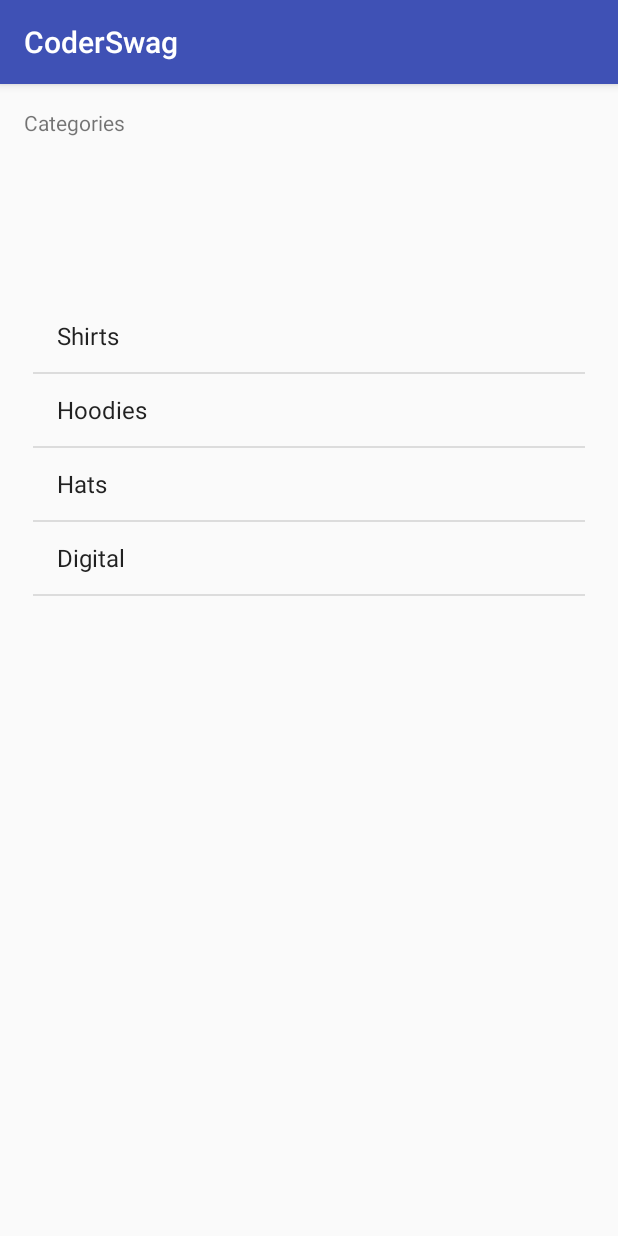
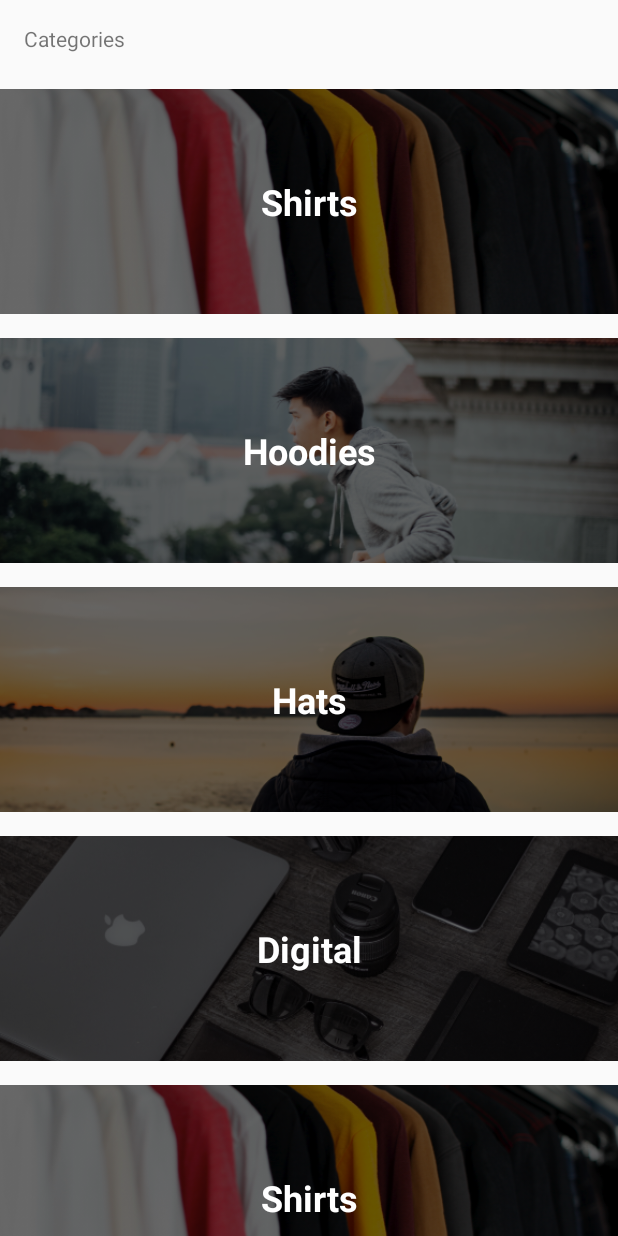
Before and after one commit to lutialberto/coderSwag, an Android app: the screen it shows after launch (MainActivity), on a phone screen of 412 x 824 dp. Run offline under Robolectric (Android 15) with nearby library versions, the phone set to English and light mode, and no system bars.

```diff
--- /dev/null
+++ b/app/src/main/java/com/example/betom/coderswag/adapters/CategoryAdapter.kt
@@ -0,0 +1,47 @@
+package com.example.betom.coderswag.adapters
+
+import android.content.Context
+import android.view.LayoutInflater
+import android.view.View
+import android.view.ViewGroup
+import android.widget.BaseAdapter
+import android.widget.ImageView
+import android.widget.TextView
+import com.example.betom.coderswag.R
+import com.example.betom.coderswag.model.Category
+
+class CategoryAdapter(context : Context, categories : List<Category>) : BaseAdapter() {
+
+    val context=context
+    val categories=categories
+
+    override fun getView(position: Int, convertView: View?, parent: ViewGroup?): View {
+        val categoryView : View
+
+        categoryView = LayoutInflater.from(context).inflate(R.layout.category_list_item,null)
+        val categoryImage : ImageView = categoryView.findViewById(R.id.categoryImage)
+        val categoryName : TextView = categoryView.findViewById(R.id.categoryName)
+        println("Heavy Computing")
+
+        val category = categories.get(position)
+
+        val resourceId = context.resources.getIdentifier(category.image,"drawable",context.packageName)
+        categoryImage.setImageResource(resourceId)
+
+        categoryName.text = category.title
+
+        return categoryView
+    }
+
+    override fun getItem(position: Int): Any {
+        return categories.get(position)
+    }
+
+    override fun getItemId(position: Int): Long {
+        return 0
+    }
+
+    override fun getCount(): Int {
+        return categories.count()
+    }
+}
--- a/app/src/main/java/com/example/betom/coderswag/controller/MainActivity.kt
+++ b/app/src/main/java/com/example/betom/coderswag/controller/MainActivity.kt
@@ -4,21 +4,20 @@ import android.support.v7.app.AppCompatActivity
 import android.os.Bundle
 import android.widget.ArrayAdapter
 import com.example.betom.coderswag.R
+import com.example.betom.coderswag.adapters.CategoryAdapter
 import com.example.betom.coderswag.model.Category
 import com.example.betom.coderswag.services.DataService
 import kotlinx.android.synthetic.main.activity_main.*
 
 class MainActivity : AppCompatActivity() {
 
-    lateinit var adapter: ArrayAdapter<Category>
+    lateinit var adapter: CategoryAdapter
 
     override fun onCreate(savedInstanceState: Bundle?) {
         super.onCreate(savedInstanceState)
         setContentView(R.layout.activity_main)
 
-        adapter = ArrayAdapter(this,
-                android.R.layout.simple_list_item_1,
-                DataService.categories)
+        adapter = CategoryAdapter(this,DataService.categories)
         categoryListView.adapter = adapter
     }
 }
--- a/app/src/main/java/com/example/betom/coderswag/services/DataService.kt
+++ b/app/src/main/java/com/example/betom/coderswag/services/DataService.kt
@@ -5,6 +5,14 @@ import com.example.betom.coderswag.model.Product
 
 object DataService {
     val categories = listOf(
+            Category("Shirts","shirtimage"),
+            Category("Hoodies","hoodieimage"),
+            Category("Hats","hatimage"),
+            Category("Digital","digitalgoodsimage"),
+            Category("Shirts","shirtimage"),
+            Category("Hoodies","hoodieimage"),
+            Category("Hats","hatimage"),
+            Category("Digital","digitalgoodsimage"),
             Category("Shirts","shirtimage"),
             Category("Hoodies","hoodieimage"),
             Category("Hats","hatimage"),
--- a/app/src/main/res/layout/activity_main.xml
+++ b/app/src/main/res/layout/activity_main.xml
@@ -18,15 +18,13 @@
 
     <ListView
         android:id="@+id/categoryListView"
-        android:layout_width="368dp"
-        android:layout_height="516dp"
-        android:layout_marginBottom="8dp"
-        android:layout_marginEnd="8dp"
-        android:layout_marginStart="8dp"
-        android:layout_marginTop="8dp"
+        android:layout_width="0dp"
+        android:layout_height="0dp"
+        android:layout_marginTop="16dp"
         app:layout_constraintBottom_toBottomOf="parent"
         app:layout_constraintEnd_toEndOf="parent"
         app:layout_constraintHorizontal_bias="0.5"
         app:layout_constraintStart_toStartOf="parent"
-        app:layout_constraintTop_toBottomOf="@+id/textView" />
+        app:layout_constraintTop_toBottomOf="@+id/textView"
+        android:divider="@null"/>
 </android.support.constraint.ConstraintLayout>
--- a/app/src/main/res/values/styles.xml
+++ b/app/src/main/res/values/styles.xml
@@ -1,7 +1,7 @@
 <resources>
 
     <!-- Base application theme. -->
-    <style name="AppTheme" parent="Base.Theme.AppCompat.Light.DarkActionBar">
+    <style name="AppTheme" parent="Theme.AppCompat.Light.NoActionBar">
         <!-- Customize your theme here. -->
         <item name="colorPrimary">@color/colorPrimary</item>
         <item name="colorPrimaryDark">@color/colorPrimaryDark</item>
```
